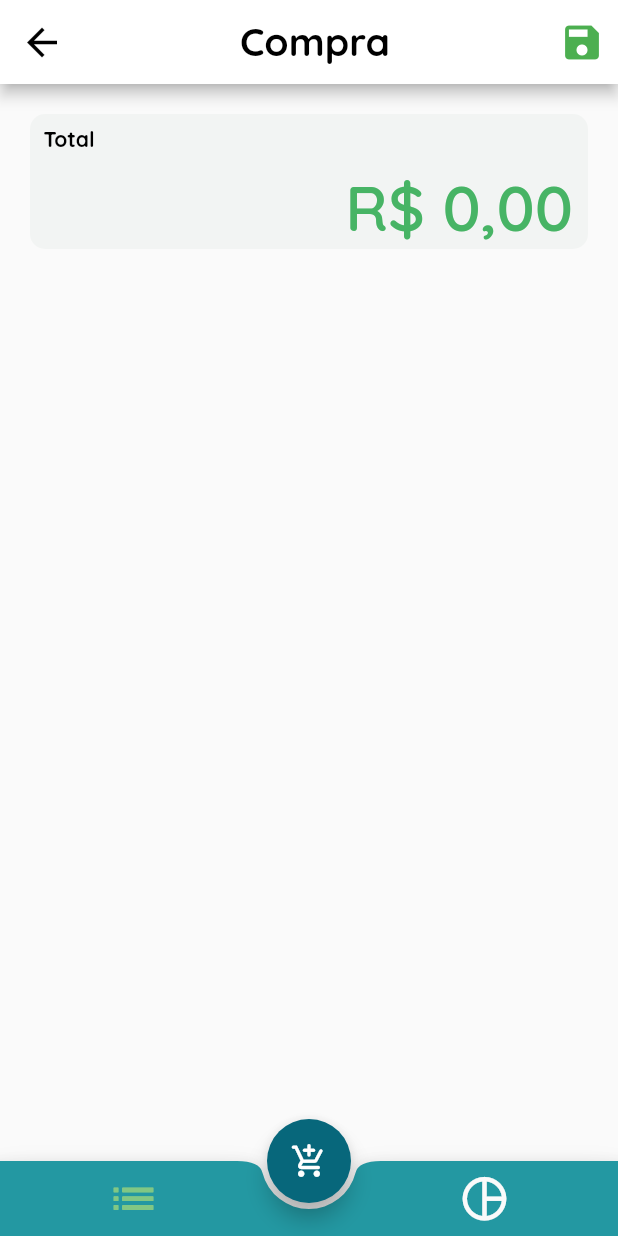
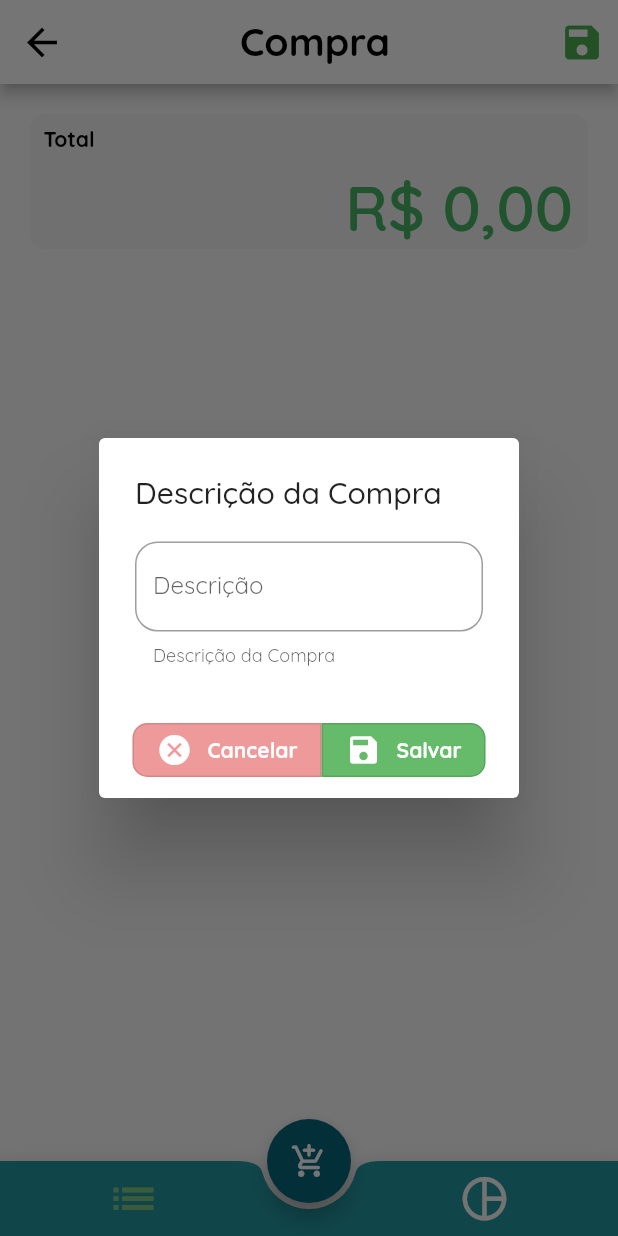
Before and after one commit to LucasMiguel/SDGP, a Flutter app: the PurchaseBody screen opened directly, after a tap on the "save" icon, on a phone screen of 412 x 824 dp. Run offline on Flutter 3.47's test engine with Material 2 defaults, Android fonts, the light colour scheme and no system bars; drawn by our look-alikes of flutter_speed_dial; our stand-ins replace charts_flutter, currency_text_input_formatter, sqflite; missing offline and left inert: pattern_formatter; accounts and stored records are empty.

Commit message:
Finalizado a criação do campo de input de descrição

```diff
--- a/lib/src/components/confirmeDialog.dart
+++ b/lib/src/components/confirmeDialog.dart
@@ -72,3 +72,100 @@ dialogConfirm<bool>({
     ),
   );
 }
+
+///This dialogic wiil be to insert a description for the purchase
+Future<String?> dialogDescription({
+  required BuildContext context,
+}) async {
+  final _formKey = GlobalKey<FormState>();
+  String description = "";
+  return showDialog<String>(
+    context: context,
+    builder: (BuildContext context) => AlertDialog(
+      title: Text("Descrição da Compra"),
+      content: Form(
+        key: _formKey,
+        child: TextFormField(
+          decoration: InputDecoration(
+            border: new OutlineInputBorder(
+                borderSide: new BorderSide(color: Colors.teal),
+                borderRadius: BorderRadius.circular(15)),
+            labelText: "Descrição",
+            helperText: "Descrição da Compra",
+          ),
+          validator: (value) {
+            return value == null || value.isEmpty
+                ? "Favor inserir uma descrição!!"
+                : null;
+          },
+          onChanged: (value) {
+            description = value;
+          },
+        ),
+      ),
+      actions: <Widget>[
+        Row(
+          mainAxisAlignment: MainAxisAlignment.center,
+          children: [
+            OutlinedButton(
+              style: OutlinedButton.styleFrom(
+                backgroundColor: Colors.red.shade200,
+                shape: RoundedRectangleBorder(
+                  borderRadius: BorderRadius.only(
+                    topLeft: Radius.circular(10),
+                    bottomLeft: Radius.circular(10),
+                  ),
+                ),
+              ),
+              //Return null if is cancel
+              onPressed: () => Navigator.pop(context, null),
+              child: Row(
+                mainAxisAlignment: MainAxisAlignment.spaceBetween,
+                children: [
+                  Icon(
+                    Icons.cancel,
+                    color: Colors.white,
+                  ),
+                  SizedBox(width: 10),
+                  Text(
+                    "Cancelar",
+                    style: MainStyle().fontBtnsAlert,
+                  ),
+                ],
+              ),
+            ),
+            OutlinedButton(
+              style: OutlinedButton.styleFrom(
+                backgroundColor: Colors.green.shade400,
+                shape: RoundedRectangleBorder(
+                  borderRadius: BorderRadius.only(
+                    topRight: Radius.circular(10),
+                    bottomRight: Radius.circular(10),
+                  ),
+                ),
+              ),
+              onPressed: () {
+                if (_formKey.currentState!.validate()) {
+                  Navigator.pop(context, description);
+                }
+              },
+              child: Row(
+                  mainAxisAlignment: MainAxisAlignment.spaceBetween,
+                  children: [
+                    Icon(
+                      Icons.save,
+                      color: Colors.white,
+                    ),
+                    SizedBox(width: 10),
+                    Text(
+                      "Salvar",
+                      style: MainStyle().fontBtnsAlert,
+                    ),
+                  ]),
+            ),
+          ],
+        ),
+      ],
+    ),
+  );
+}
```
Also changed, not shown: lib/src/models/m_purchase.dart (+19 -10 lines), lib/views/purchase_screen.dart (+28 -54 lines).
